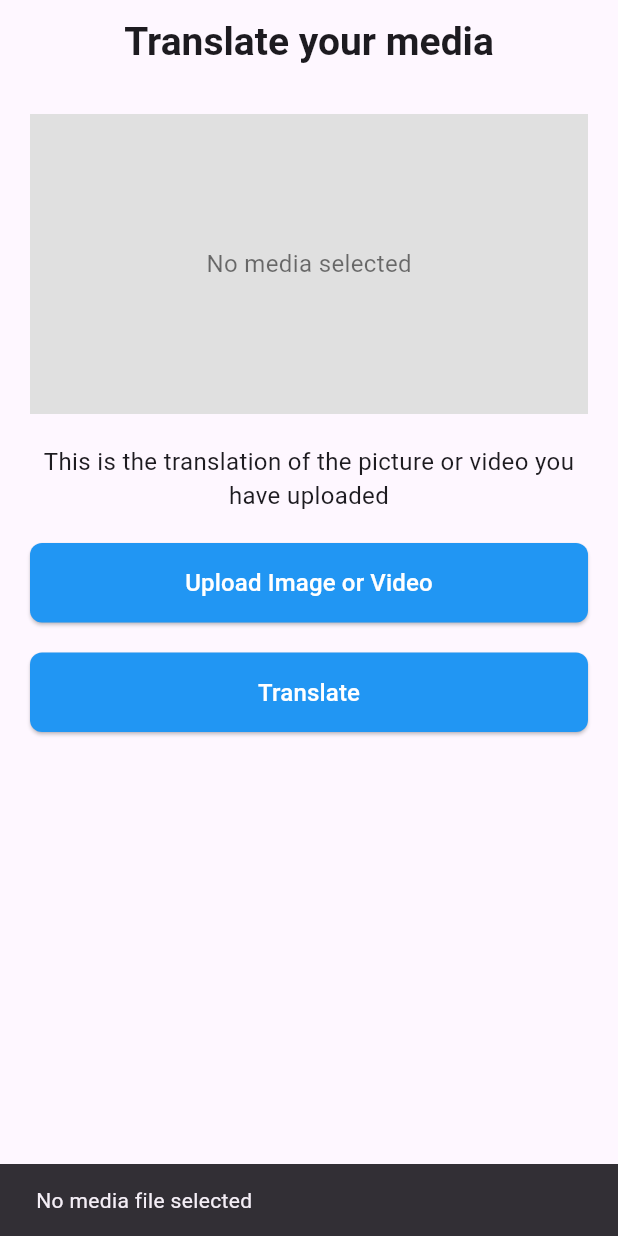
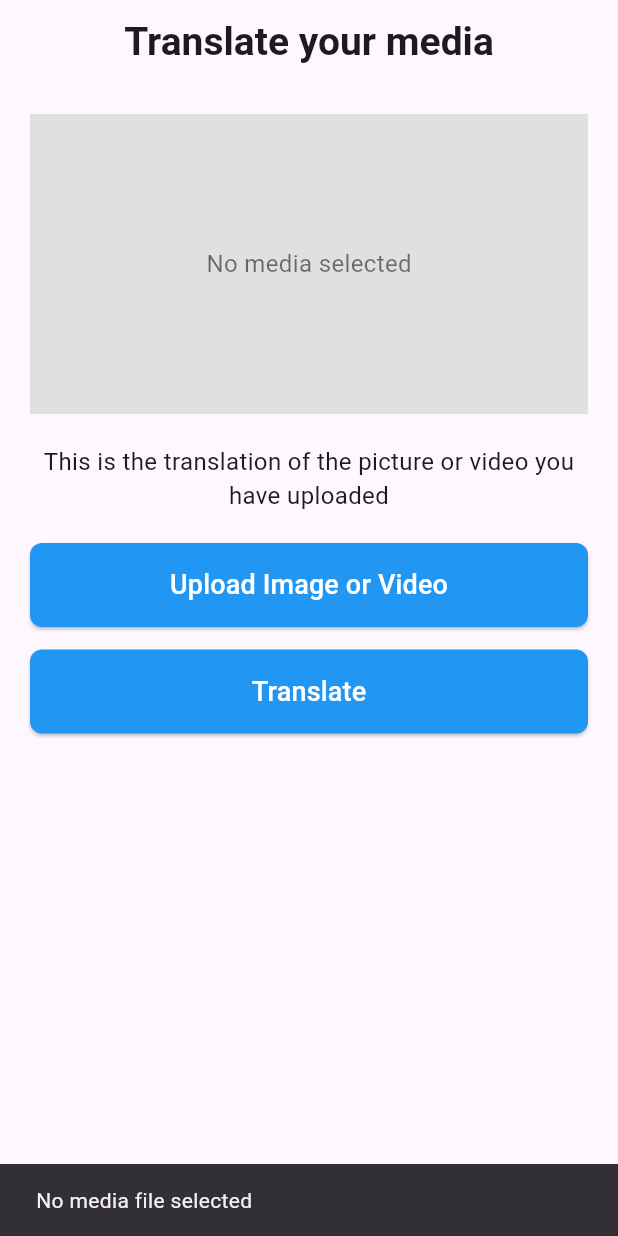
Before and after one commit to AliAljawad/Sign-Speak-Front, a Flutter app: the screen it shows after launch, after a tap on "Translate", on a phone screen of 412 x 824 dp. Run offline on Flutter 3.47's test engine with Material 3 defaults, Android fonts, the phone set to English and light mode, and no system bars; our stand-ins replace audioplayers, camera, flutter_image_compress, flutter_secure_storage, image_picker, video_player.

Commit message:
Update media translation screen to include speech generation after translation

```diff
--- a/lib/screens/media_translation_screen.dart
+++ b/lib/screens/media_translation_screen.dart
@@ -1,12 +1,11 @@
 import 'dart:convert';
 import 'dart:io';
-import 'package:audioplayers/audioplayers.dart';
 import 'package:flutter/material.dart';
 import 'package:image_picker/image_picker.dart';
+import 'package:path_provider/path_provider.dart';
 import 'package:video_player/video_player.dart';
 import 'package:http/http.dart' as http;
-import 'package:path_provider/path_provider.dart';
-
+import 'package:audioplayers/audioplayers.dart';
 
 class MediaTranslationPage extends StatefulWidget {
   const MediaTranslationPage({super.key});
@@ -20,7 +19,6 @@ class _MediaTranslationPageState extends State<MediaTranslationPage> {
   VideoPlayerController? _videoController;
   String _translation = '';
   final AudioPlayer _audioPlayer = AudioPlayer(); // Audio player instance
-
 
   Future<void> _pickMedia() async {
     final ImagePicker picker = ImagePicker();
@@ -88,11 +86,13 @@ class _MediaTranslationPageState extends State<MediaTranslationPage> {
       if (response.statusCode == 200) {
         final responseData = await response.stream.bytesToString();
         final decodedResponse = Map<String, dynamic>.from(jsonDecode(responseData));
+
         setState(() {
           _translation = decodedResponse['Translation'].toString();
         });
-  _sendTranslationForSpeech(_translation); // Send translation to generate speech
 
+        // Send the translation to the Laravel API to get audio
+        _sendTranslationForSpeech(_translation);
       } else {
         ScaffoldMessenger.of(context).showSnackBar(
           const SnackBar(content: Text('Failed to get a response from the server')),
@@ -104,19 +104,22 @@ class _MediaTranslationPageState extends State<MediaTranslationPage> {
       );
     }
   }
+
 Future<void> _sendTranslationForSpeech(String text) async {
-  final uri = Uri.parse('http://10.0.2.2:8000/api/speech');
+  final uri = Uri.parse('http://10.0.2.2:8000/api/speech'); // Laravel speech generation API
+
   try {
     final response = await http.post(
       uri,
       headers: {'Content-Type': 'application/json'},
       body: jsonEncode({'text': text}),
     );
+
     if (response.statusCode == 200) {
       // Play the audio returned by the API
       final audioBytes = response.bodyBytes;
       final audioPath = await _saveAudioFile(audioBytes);
-      await _audioPlayer.play(DeviceFileSource(audioPath));
+      await _audioPlayer.play(DeviceFileSource(audioPath)); // Updated method to play local file
     } else {
       ScaffoldMessenger.of(context).showSnackBar(
         const SnackBar(content: Text('Failed to generate speech')),
@@ -136,6 +139,7 @@ Future<String> _saveAudioFile(List<int> audioBytes) async {
   await file.writeAsBytes(audioBytes);
   return filePath;
 }
+
 
   @override
   void dispose() {
@@ -203,7 +207,7 @@ void dispose() {
                   ? _translation
                   : 'This is the translation of the picture or video you have uploaded',
               textAlign: TextAlign.center,
-              style: const TextStyle(fontSize: 16),
+              style: const TextStyle(fontSize: 16,),
             ),
             const SizedBox(height: 20),
             ElevatedButton(
@@ -218,10 +222,10 @@ void dispose() {
               ),
               child: const Text(
                 'Upload Image or Video',
-                style: TextStyle(color: Colors.white, fontSize: 16),
+                style: TextStyle(fontSize: 18, color: Colors.white),
               ),
             ),
-            const SizedBox(height: 20),
+            const SizedBox(height: 15),
             ElevatedButton(
               onPressed: _translateMedia,
               style: ElevatedButton.styleFrom(
@@ -234,7 +238,7 @@ void dispose() {
               ),
               child: const Text(
                 'Translate',
-                style: TextStyle(color: Colors.white, fontSize: 16),
+                style: TextStyle(fontSize: 18, color: Colors.white),
               ),
             ),
           ],
```
Lines whose indentation alone changed are shown as unchanged.
